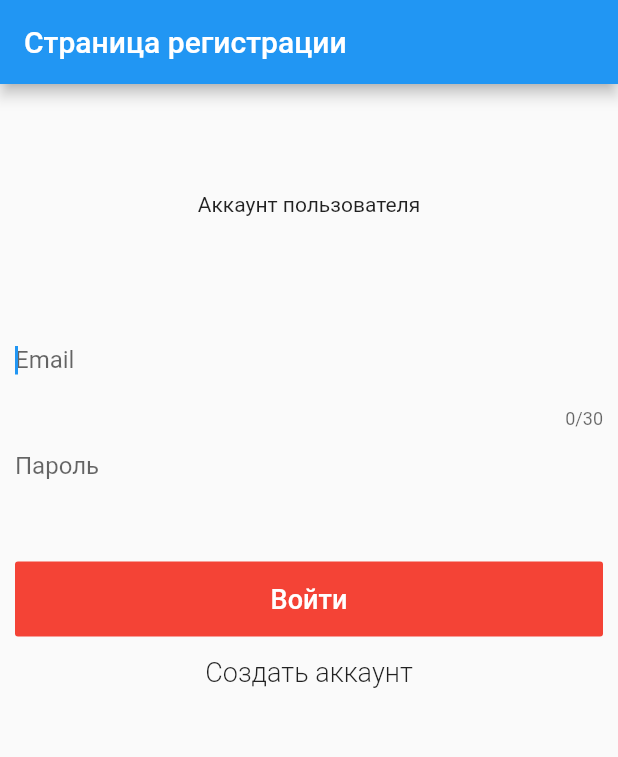
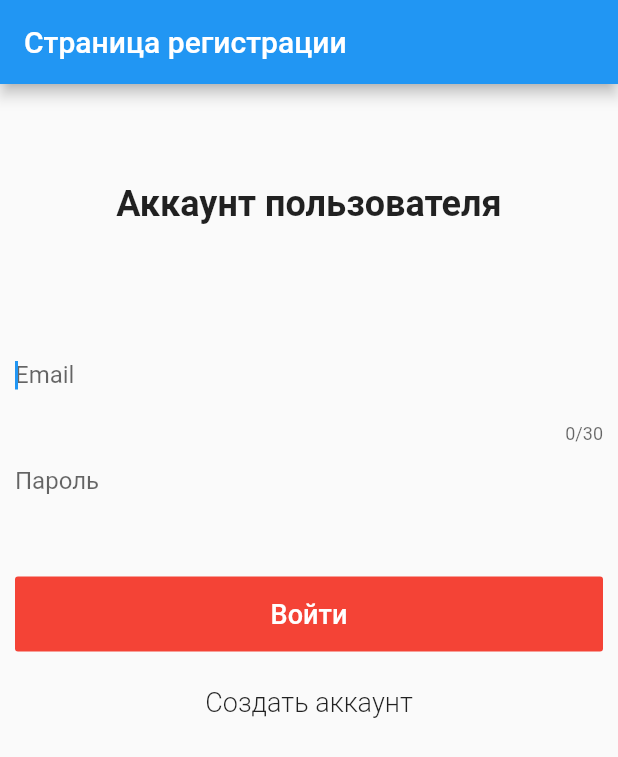
Before and after one commit to demslipp/covid_app, a Flutter app: the screen it shows after launch, on a phone screen of 412 x 824 dp. Shown: the top 757 px of the screen. Run offline on Flutter 3.47's test engine with Material 2 defaults, Android fonts, the phone set to English and light mode, and no system bars; our stand-ins replace cached_network_image, datetime_picker_formfield, file_picker, firebase_auth, firebase_core, firebase_database and 3 more; missing offline and left inert: barcode_scan, dialog_flowtter, enum_to_string; accounts and stored records are empty; project files that could hold a hidden picture were left out.

Commit message:
Login form UI improvement

```diff
--- a/lib/login_signup_page.dart
+++ b/lib/login_signup_page.dart
@@ -182,6 +182,8 @@ class _LoginSignUpPageState extends State<LoginSignUpPage> {
       child: Center(
         child: Text(
           _isLoginForm ? "Аккаунт пользователя" : "Регистрация",
+          textAlign: TextAlign.center,
+          style: TextStyle(fontSize: 24, fontWeight: FontWeight.bold),
         ),
       ),
     );
@@ -189,7 +191,7 @@ class _LoginSignUpPageState extends State<LoginSignUpPage> {
 
   Widget showEmailInput() {
     return new Padding(
-      padding: EdgeInsets.fromLTRB(0.0, _isLoginForm ? 10.0 : 00.0, 0.0, 0.4),
+      padding: EdgeInsets.fromLTRB(0.0, 20, 0.0, 0.4),
       child: new TextField(
         maxLines: 1,
         keyboardType: TextInputType.emailAddress,
@@ -226,8 +228,7 @@ class _LoginSignUpPageState extends State<LoginSignUpPage> {
         validateAndSubmit();
       },
       child: Padding(
-          padding:
-              EdgeInsets.fromLTRB(0.0, _isLoginForm ? 40.0 : 30.0, 0.0, 0.0),
+          padding: EdgeInsets.fromLTRB(0.0, 40, 0.0, 0.0),
           child: SizedBox(
             height: 50.0,
             child: new MaterialButton(
@@ -241,11 +242,14 @@ class _LoginSignUpPageState extends State<LoginSignUpPage> {
   }
 
   Widget showSecondaryButton() {
-    return new MaterialButton(
-        child: new Text(
-            _isLoginForm ? 'Cоздать аккаунт' : 'Уже есть аккаунт? Войдите',
-            style: new TextStyle(fontSize: 18.0, fontWeight: FontWeight.w300)),
-        onPressed: toggleFormMode);
+    return Padding(
+        padding: EdgeInsets.only(top: 10),
+        child: MaterialButton(
+            child: new Text(
+                _isLoginForm ? 'Cоздать аккаунт' : 'Уже есть аккаунт? Войдите',
+                style:
+                    new TextStyle(fontSize: 18.0, fontWeight: FontWeight.w300)),
+            onPressed: toggleFormMode));
   }
 
   Widget showErrorMessage() {
```
